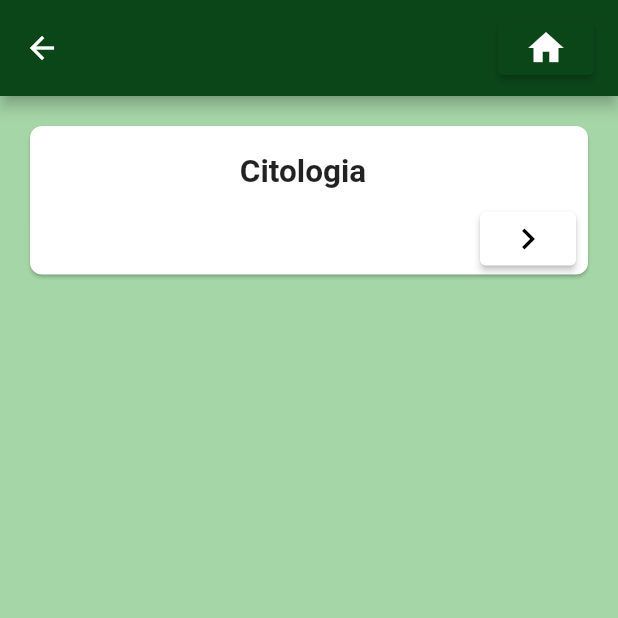
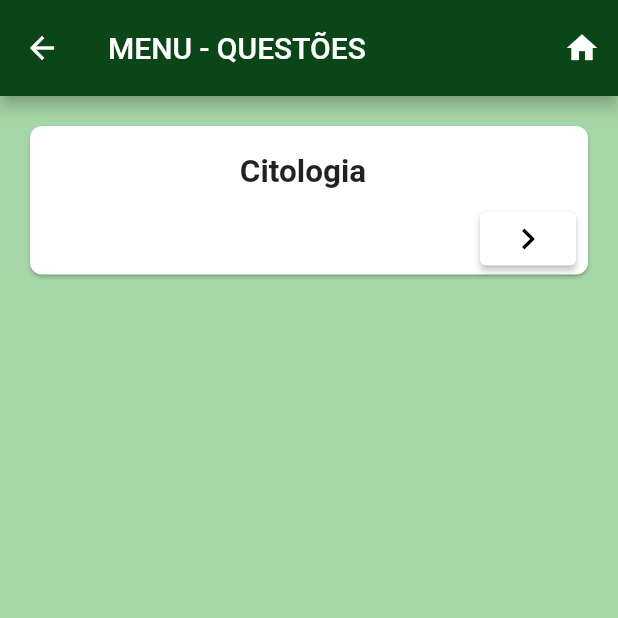
Before and after one commit to Ronaldo913/learnit, a Flutter app: the QuestoesPage screen opened directly, on a phone screen of 412 x 824 dp, the top half of it. Run offline on Flutter 3.47's test engine with Material 2 defaults, Android fonts, the phone set to English and light mode, and no system bars; network calls fail.

Commit message:
Update questoes_page.dart

```diff
--- a/lib/pages/questoes_page.dart
+++ b/lib/pages/questoes_page.dart
@@ -16,20 +16,25 @@ class _QuestoesPageState extends State<QuestoesPage> {
     return Scaffold(
       backgroundColor: Colors.green[200],
       appBar: AppBar(
-          centerTitle: false,
-          backgroundColor: Color(0xFF0B4619),
-          toolbarHeight: 64,
-          title: Row(
-            mainAxisAlignment: MainAxisAlignment.end,
-            children: [
-              ElevatedButton(
-                style: ElevatedButton.styleFrom( primary: Color(0xFF0B4619)),
-                onPressed: goHome,
-                child: Icon(Icons.home, size: 28.0, color: Colors.white,
+        title: Text('MENU - QUESTÕES'),
+        backgroundColor: Color(0xFF0B4619),
+        toolbarHeight: 64,
+        actions: [
+          IconButton(
+            icon: Icon(Icons.home),
+            onPressed: () {
+              Navigator.push(
+                context,
+                MaterialPageRoute(
+                  builder: (context) {
+                    return const Homepage();
+                  },
                 ),
-              ),
-            ],
-          )
+              );
+            },
+          ),
+          // add more IconButton
+        ],
       ),
       body: Padding(padding: const EdgeInsets.all(16.0),
         child: ListView(
```
